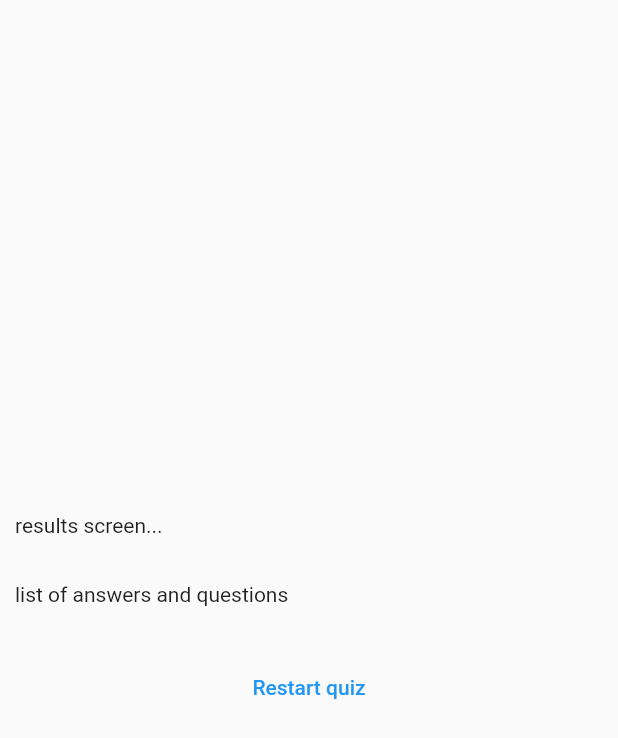
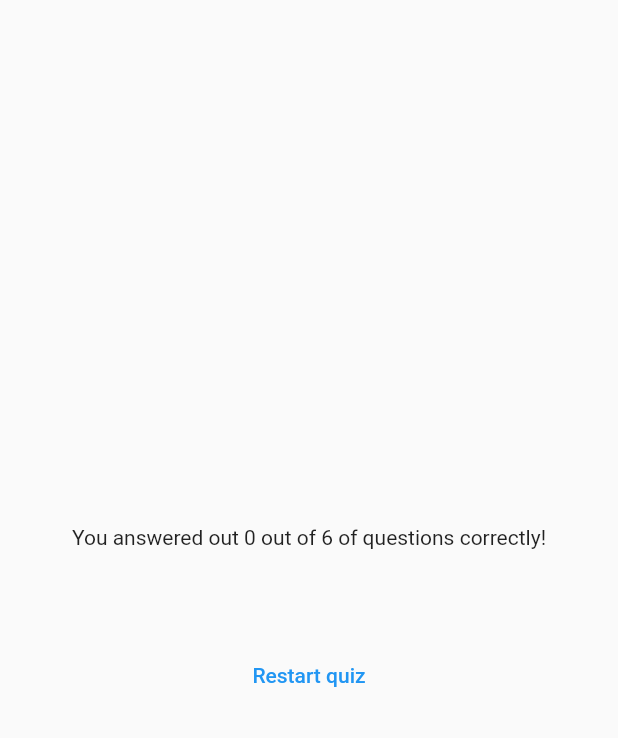
Before and after one commit to NSM722/Flut-Quiz, a Flutter app: the ResultsScreen widget shown alone on an empty page, opened directly with empty values, on a phone screen of 412 x 824 dp. Shown: the top 738 px of the screen. Run offline on Flutter 3.47's test engine with Material 2 defaults, Android fonts, the phone set to English and light mode, and no system bars; our stand-ins replace google_fonts.

Commit message:
refactor: where()
filtered correct user answers

```diff
--- a/lib/quiz.dart
+++ b/lib/quiz.dart
@@ -26,7 +26,7 @@ class _QuizState extends State<Quiz> {
     selectedAnswers.add(answer);
     if (selectedAnswers.length == questions.length) {
       setState(() {
-        selectedAnswers = [];
+        // selectedAnswers = [];
         activeScreen = 'results-screen';
       });
     }
--- a/lib/results_screen.dart
+++ b/lib/results_screen.dart
@@ -1,3 +1,4 @@
+import 'package:adv_quiz_app/questions_summary.dart';
 import 'package:flutter/material.dart';
 import 'package:adv_quiz_app/data/questions.dart';
 
@@ -15,7 +16,7 @@ class ResultsScreen extends StatelessWidget {
     for (var i = 0; i < chosenAnswers.length; i++) {
       summary.add({
         'question_index': i,
-        'question:': questions[i].text,
+        'question': questions[i].text,
         'correct_answer': questions[i].answers[0],
         'user_answer': chosenAnswers[i],
       });
@@ -26,19 +27,27 @@ class ResultsScreen extends StatelessWidget {
 
   @override
   Widget build(context) {
+    final summaryData = getSummaryData();
+    final numTotalQuestions = questions.length;
+    final numCorrectQuestions = summaryData.where((data) {
+      return data['user_answer'] == data['correct_answer'];
+    }).length;
+
     return SizedBox(
       width: double.infinity,
       child: Container(
         margin: const EdgeInsets.all(10),
         child: Column(
             mainAxisAlignment: MainAxisAlignment.center,
-            crossAxisAlignment: CrossAxisAlignment.stretch,
+            // crossAxisAlignment: CrossAxisAlignment.stretch,
             children: [
-              const Text('results screen...'),
+              Text(
+                'You answered out $numCorrectQuestions out of $numTotalQuestions of questions correctly!',
+              ),
               const SizedBox(
                 height: 30,
               ),
-              const Text('list of answers and questions'),
+              QuestionsSummary(summaryData),
               const SizedBox(
                 height: 30,
               ),
```
Also changed, not shown: lib/questions_summary.dart (+13 -0 lines).
